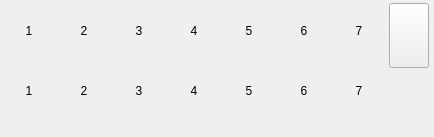
bq/cervantes, file bqUi/ui/KeyboardLayer.ui: the form before one commit.
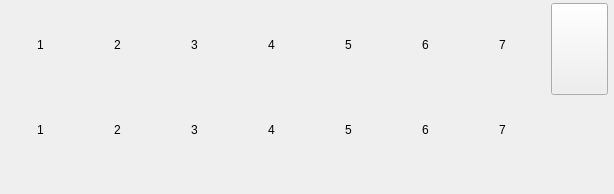
The form after the commit. Custom widgets are drawn as their Qt base class.

The edit to the form file:
```diff
--- a/bqUi/ui/KeyboardLayer.ui
+++ b/bqUi/ui/KeyboardLayer.ui
@@ -6,8 +6,8 @@
    <rect>
     <x>0</x>
     <y>0</y>
-    <width>434</width>
-    <height>137</height>
+    <width>614</width>
+    <height>194</height>
    </rect>
   </property>
   <property name="sizePolicy">
@@ -114,8 +114,8 @@
               </property>
               <property name="maximumSize">
                <size>
-                <width>50</width>
-                <height>50</height>
+                <width>71</width>
+                <height>71</height>
                </size>
               </property>
               <property name="text">
@@ -136,8 +136,8 @@
               </property>
               <property name="maximumSize">
                <size>
-                <width>50</width>
-                <height>50</height>
+                <width>71</width>
+                <height>71</height>
                </size>
               </property>
               <property name="text">
@@ -158,8 +158,8 @@
               </property>
               <property name="maximumSize">
                <size>
-                <width>50</width>
-                <height>50</height>
+                <width>71</width>
+                <height>71</height>
                </size>
               </property>
               <property name="text">
@@ -180,8 +180,8 @@
               </property>
               <property name="maximumSize">
                <size>
-                <width>50</width>
-                <height>50</height>
+                <width>71</width>
+                <height>71</height>
                </size>
               </property>
               <property name="text">
@@ -202,8 +202,8 @@
               </property>
               <property name="maximumSize">
                <size>
-                <width>50</width>
-                <height>50</height>
+                <width>71</width>
+                <height>71</height>
                </size>
               </property>
               <property name="text">
@@ -224,8 +224,8 @@
               </property>
               <property name="maximumSize">
                <size>
-                <width>50</width>
-                <height>50</height>
+                <width>71</width>
+                <height>71</height>
                </size>
               </property>
               <property name="text">
@@ -246,8 +246,8 @@
               </property>
               <property name="maximumSize">
                <size>
-                <width>50</width>
-                <height>50</height>
+                <width>71</width>
+                <height>71</height>
                </size>
               </property>
               <property name="text">
@@ -278,7 +278,7 @@
            <property name="maximumSize">
             <size>
              <width>16777215</width>
-             <height>100</height>
+             <height>141</height>
             </size>
            </property>
            <layout class="QHBoxLayout" name="line1Cont_8">
@@ -301,8 +301,8 @@
               </property>
               <property name="maximumSize">
                <size>
-                <width>50</width>
-                <height>50</height>
+                <width>71</width>
+                <height>71</height>
                </size>
               </property>
               <property name="text">
@@ -323,8 +323,8 @@
               </property>
               <property name="maximumSize">
                <size>
-                <width>50</width>
-                <height>50</height>
+                <width>71</width>
+                <height>71</height>
                </size>
               </property>
               <property name="text">
@@ -345,8 +345,8 @@
               </property>
               <property name="maximumSize">
                <size>
-                <width>50</width>
-                <height>50</height>
+                <width>71</width>
+                <height>71</height>
                </size>
               </property>
               <property name="text">
@@ -367,8 +367,8 @@
               </property>
               <property name="maximumSize">
                <size>
-                <width>50</width>
-                <height>50</height>
+                <width>71</width>
+                <height>71</height>
                </size>
               </property>
               <property name="text">
@@ -389,8 +389,8 @@
               </property>
               <property name="maximumSize">
                <size>
-                <width>50</width>
-                <height>50</height>
+                <width>71</width>
+                <height>71</height>
                </size>
               </property>
               <property name="text">
@@ -411,8 +411,8 @@
               </property>
               <property name="maximumSize">
                <size>
-                <width>50</width>
-                <height>50</height>
+                <width>71</width>
+                <height>71</height>
                </size>
               </property>
               <property name="text">
@@ -433,8 +433,8 @@
               </property>
               <property name="maximumSize">
                <size>
-                <width>50</width>
-                <height>50</height>
+                <width>71</width>
+                <height>71</height>
                </size>
               </property>
               <property name="text">
@@ -461,7 +461,7 @@
         </property>
         <property name="maximumSize">
          <size>
-          <width>45</width>
+          <width>64</width>
           <height>16777215</height>
          </size>
         </property>
@@ -473,14 +473,14 @@
           <rect>
            <x>5</x>
            <y>0</y>
-           <width>40</width>
-           <height>65</height>
+           <width>57</width>
+           <height>92</height>
           </rect>
          </property>
          <property name="maximumSize">
           <size>
-           <width>40</width>
-           <height>65</height>
+           <width>57</width>
+           <height>92</height>
           </size>
          </property>
          <property name="focusPolicy">
@@ -505,8 +505,8 @@
      </property>
      <property name="maximumSize">
       <size>
-       <width>20</width>
-       <height>14</height>
+       <width>28</width>
+       <height>20</height>
       </size>
      </property>
      <property name="text">
```
Left out of the diff: 14 changed lines with no effect on the pictures.
